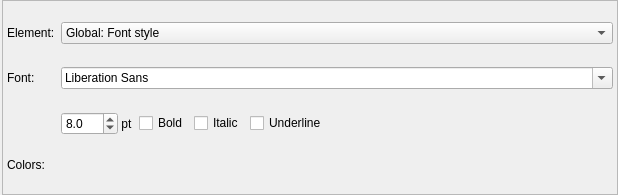
pgmodeler/pgmodeler, file libs/libgui/ui/settings/appearanceconfigwidget.ui: the form before one commit.
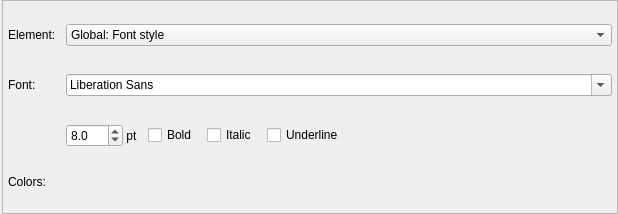
The form after the commit.

The edit to the form file:
```diff
--- a/libs/libgui/ui/settings/appearanceconfigwidget.ui
+++ b/libs/libgui/ui/settings/appearanceconfigwidget.ui
@@ -7,7 +7,7 @@
     <x>0</x>
     <y>0</y>
     <width>618</width>
-    <height>195</height>
+    <height>214</height>
    </rect>
   </property>
   <property name="windowTitle">
@@ -36,16 +36,19 @@
      </property>
      <layout class="QGridLayout" name="gridLayout">
       <property name="leftMargin">
-       <number>4</number>
+       <number>5</number>
       </property>
       <property name="topMargin">
-       <number>4</number>
+       <number>5</number>
       </property>
       <property name="rightMargin">
-       <number>4</number>
+       <number>5</number>
       </property>
       <property name="bottomMargin">
-       <number>4</number>
+       <number>5</number>
+      </property>
+      <property name="spacing">
+       <number>10</number>
       </property>
       <item row="0" column="0">
        <widget class="QLabel" name="element_lbl">
@@ -476,7 +479,6 @@
         </property>
         <property name="font">
          <font>
-          <weight>50</weight>
           <bold>false</bold>
          </font>
         </property>
@@ -495,7 +497,6 @@
         </property>
         <property name="font">
          <font>
-          <weight>50</weight>
           <bold>false</bold>
          </font>
         </property>
```
